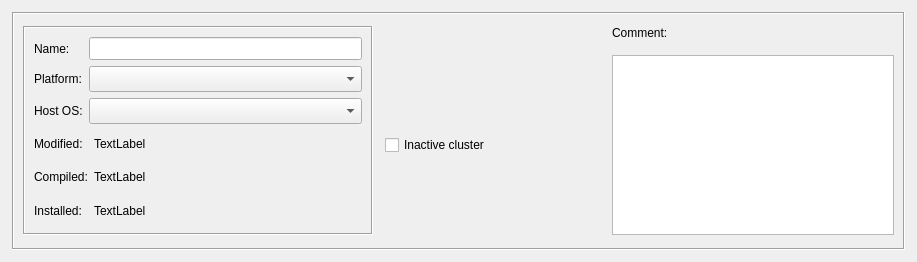
Old version of the form src/libgui/clusterdialog_q.ui in the repository fwbuilder/fwbuilder.
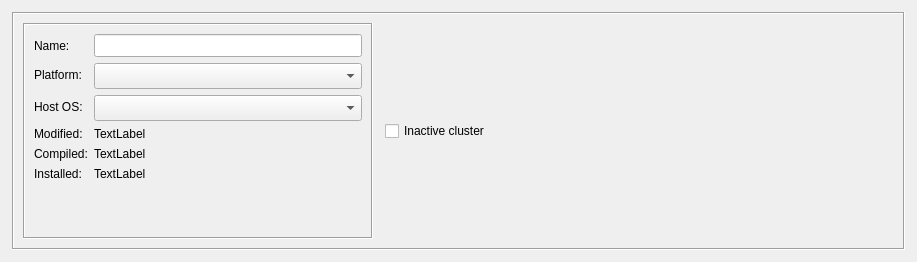
New version of the form. Custom widgets are drawn as their Qt base class.

Commit message:
Manually merged keyword management/filtering code from fortress. All dialogs modified to include custom keyword/comment widget.
Also added first cut at 'dynamic group' implementation.

The edit to the form file:
```diff
--- a/src/libgui/clusterdialog_q.ui
+++ b/src/libgui/clusterdialog_q.ui
@@ -33,14 +33,14 @@
      <property name="frameShadow" >
       <enum>QFrame::Sunken</enum>
      </property>
-     <layout class="QGridLayout" name="gridLayout_2" >
-      <property name="spacing" >
+     <layout class="QHBoxLayout" name="horizontalLayout">
+      <property name="spacing">
        <number>12</number>
       </property>
-      <item rowspan="2" row="0" column="0" >
-       <widget class="QFrame" name="frame7_2" >
-        <property name="sizePolicy" >
-         <sizepolicy vsizetype="Preferred" hsizetype="Fixed" >
+      <item>
+       <widget class="QFrame" name="frame7_2">
+        <property name="sizePolicy">
+         <sizepolicy hsizetype="Fixed" vsizetype="Preferred">
           <horstretch>0</horstretch>
           <verstretch>0</verstretch>
          </sizepolicy>
@@ -63,13 +63,11 @@
         <property name="frameShadow" >
          <enum>QFrame::Sunken</enum>
         </property>
-        <layout class="QGridLayout" name="gridLayout_4" >
-         <item row="0" column="0" >
-          <layout class="QGridLayout" >
-           <item row="0" column="0" >
-            <widget class="QLabel" name="textLabel1_4_2" >
-             <property name="sizePolicy" >
-              <sizepolicy vsizetype="Preferred" hsizetype="Minimum" >
+        <layout class="QFormLayout" name="formLayout">
+         <item row="0" column="0">
+          <widget class="QLabel" name="textLabel1_4_2">
+           <property name="sizePolicy">
+            <sizepolicy hsizetype="Minimum" vsizetype="Preferred">
                <horstretch>0</horstretch>
                <verstretch>0</verstretch>
               </sizepolicy>
@@ -88,10 +86,10 @@
              </property>
             </widget>
            </item>
-           <item row="0" column="1" >
-            <widget class="QLineEdit" name="obj_name" >
-             <property name="sizePolicy" >
-              <sizepolicy vsizetype="Fixed" hsizetype="Preferred" >
+         <item row="0" column="1">
+          <widget class="QLineEdit" name="obj_name">
+           <property name="sizePolicy">
+            <sizepolicy hsizetype="Preferred" vsizetype="Fixed">
                <horstretch>1</horstretch>
                <verstretch>0</verstretch>
               </sizepolicy>
@@ -104,10 +102,10 @@
              </property>
             </widget>
            </item>
-           <item row="2" column="0" >
-            <widget class="QLabel" name="textLabel1_3_2_2" >
-             <property name="sizePolicy" >
-              <sizepolicy vsizetype="Preferred" hsizetype="Minimum" >
+         <item row="1" column="0">
+          <widget class="QLabel" name="textLabel1_3_2_2">
+           <property name="sizePolicy">
+            <sizepolicy hsizetype="Minimum" vsizetype="Preferred">
                <horstretch>0</horstretch>
                <verstretch>0</verstretch>
               </sizepolicy>
@@ -126,10 +124,10 @@
              </property>
             </widget>
            </item>
-           <item row="2" column="1" >
-            <widget class="QComboBox" name="platform" >
-             <property name="sizePolicy" >
-              <sizepolicy vsizetype="Fixed" hsizetype="Minimum" >
+         <item row="1" column="1">
+          <widget class="QComboBox" name="platform">
+           <property name="sizePolicy">
+            <sizepolicy hsizetype="Minimum" vsizetype="Fixed">
                <horstretch>0</horstretch>
                <verstretch>0</verstretch>
               </sizepolicy>
@@ -142,10 +140,10 @@
              </property>
             </widget>
            </item>
-           <item row="4" column="0" >
-            <widget class="QLabel" name="textLabel2_3_2_2" >
-             <property name="sizePolicy" >
-              <sizepolicy vsizetype="Preferred" hsizetype="Minimum" >
+         <item row="2" column="0">
+          <widget class="QLabel" name="textLabel2_3_2_2">
+           <property name="sizePolicy">
+            <sizepolicy hsizetype="Minimum" vsizetype="Preferred">
                <horstretch>0</horstretch>
                <verstretch>0</verstretch>
               </sizepolicy>
@@ -164,10 +162,10 @@
              </property>
             </widget>
            </item>
-           <item row="4" column="1" >
-            <widget class="QComboBox" name="hostOS" >
-             <property name="sizePolicy" >
-              <sizepolicy vsizetype="Fixed" hsizetype="Minimum" >
+         <item row="2" column="1">
+          <widget class="QComboBox" name="hostOS">
+           <property name="sizePolicy">
+            <sizepolicy hsizetype="Minimum" vsizetype="Fixed">
                <horstretch>0</horstretch>
                <verstretch>0</verstretch>
               </sizepolicy>
@@ -180,21 +178,17 @@
              </property>
             </widget>
            </item>
-          </layout>
-         </item>
-         <item row="1" column="0" >
-          <layout class="QGridLayout" name="gridLayout_3" >
-           <item row="0" column="0" >
-            <widget class="QLabel" name="label" >
-             <property name="text" >
+         <item row="3" column="0">
+          <widget class="QLabel" name="label">
+           <property name="text">
               <string>Modified:</string>
              </property>
             </widget>
            </item>
-           <item row="0" column="1" >
-            <widget class="QLabel" name="last_modified" >
-             <property name="sizePolicy" >
-              <sizepolicy vsizetype="Preferred" hsizetype="Expanding" >
+         <item row="3" column="1">
+          <widget class="QLabel" name="last_modified">
+           <property name="sizePolicy">
+            <sizepolicy hsizetype="Expanding" vsizetype="Preferred">
                <horstretch>0</horstretch>
                <verstretch>0</verstretch>
               </sizepolicy>
@@ -204,17 +198,17 @@
              </property>
             </widget>
            </item>
-           <item row="1" column="0" >
-            <widget class="QLabel" name="label_2" >
-             <property name="text" >
+         <item row="4" column="0">
+          <widget class="QLabel" name="label_2">
+           <property name="text">
               <string>Compiled:</string>
              </property>
             </widget>
            </item>
-           <item row="1" column="1" >
-            <widget class="QLabel" name="last_compiled" >
-             <property name="sizePolicy" >
-              <sizepolicy vsizetype="Preferred" hsizetype="Expanding" >
+         <item row="4" column="1">
+          <widget class="QLabel" name="last_compiled">
+           <property name="sizePolicy">
+            <sizepolicy hsizetype="Expanding" vsizetype="Preferred">
                <horstretch>0</horstretch>
                <verstretch>0</verstretch>
               </sizepolicy>
@@ -224,17 +218,17 @@
              </property>
             </widget>
            </item>
-           <item row="2" column="0" >
-            <widget class="QLabel" name="label_3" >
-             <property name="text" >
+         <item row="5" column="0">
+          <widget class="QLabel" name="label_3">
+           <property name="text">
               <string>Installed:</string>
              </property>
             </widget>
            </item>
-           <item row="2" column="1" >
-            <widget class="QLabel" name="last_installed" >
-             <property name="sizePolicy" >
-              <sizepolicy vsizetype="Preferred" hsizetype="Expanding" >
+         <item row="5" column="1">
+          <widget class="QLabel" name="last_installed">
+           <property name="sizePolicy">
+            <sizepolicy hsizetype="Expanding" vsizetype="Preferred">
                <horstretch>0</horstretch>
                <verstretch>0</verstretch>
               </sizepolicy>
@@ -245,35 +239,17 @@
             </widget>
            </item>
           </layout>
-         </item>
-        </layout>
        </widget>
       </item>
-      <item row="0" column="2" >
-       <widget class="QLabel" name="textLabel2" >
-        <property name="sizePolicy" >
-         <sizepolicy vsizetype="Fixed" hsizetype="Preferred" >
+      <item>
+       <widget class="QCheckBox" name="inactive">
+        <property name="sizePolicy">
+         <sizepolicy hsizetype="Fixed" vsizetype="Fixed">
           <horstretch>0</horstretch>
           <verstretch>0</verstretch>
          </sizepolicy>
         </property>
-        <property name="text" >
-         <string>Comment:</string>
-        </property>
-        <property name="wordWrap" >
-         <bool>false</bool>
-        </property>
-       </widget>
-      </item>
-      <item row="1" column="1" >
-       <widget class="QCheckBox" name="inactive" >
-        <property name="sizePolicy" >
-         <sizepolicy vsizetype="Fixed" hsizetype="Fixed" >
-          <horstretch>0</horstretch>
-          <verstretch>0</verstretch>
-         </sizepolicy>
-        </property>
-        <property name="minimumSize" >
+        <property name="minimumSize">
          <size>
           <width>215</width>
           <height>0</height>
@@ -293,35 +269,14 @@
         </property>
        </widget>
       </item>
-      <item row="1" column="2" >
-       <widget class="TextEditWidget" name="comment" >
-        <property name="sizePolicy" >
-         <sizepolicy vsizetype="Expanding" hsizetype="Expanding" >
+      <item>
+       <widget class="CommentKeywords" name="commentKeywords" native="true">
+        <property name="sizePolicy">
+         <sizepolicy hsizetype="Expanding" vsizetype="Expanding">
           <horstretch>0</horstretch>
           <verstretch>0</verstretch>
          </sizepolicy>
         </property>
-        <property name="minimumSize" >
-         <size>
-          <width>200</width>
-          <height>100</height>
-         </size>
-        </property>
-        <property name="maximumSize" >
-         <size>
-          <width>16777215</width>
-          <height>180</height>
-         </size>
-        </property>
-        <property name="baseSize" >
-         <size>
-          <width>0</width>
-          <height>0</height>
-         </size>
-        </property>
-        <property name="tabChangesFocus" >
-         <bool>true</bool>
-        </property>
        </widget>
       </item>
      </layout>
@@ -331,14 +286,10 @@
  </widget>
  <customwidgets>
   <customwidget>
-   <class>TextEditWidget</class>
-   <extends>QTextEdit</extends>
-   <header>TextEditWidget.h</header>
-  </customwidget>
-  <customwidget>
-   <class>QLineEdit</class>
-   <extends>QLineEdit</extends>
-   <header>QLineEdit.h</header>
+   <class>CommentKeywords</class>
+   <extends>QWidget</extends>
+   <header>CommentKeywords.h</header>
+   <container>1</container>
   </customwidget>
  </customwidgets>
  <tabstops>
```
Left out of the diff: 130 changed lines with no effect on the pictures. Lines whose indentation alone changed are shown as unchanged. The commit also changes 87 other files.
